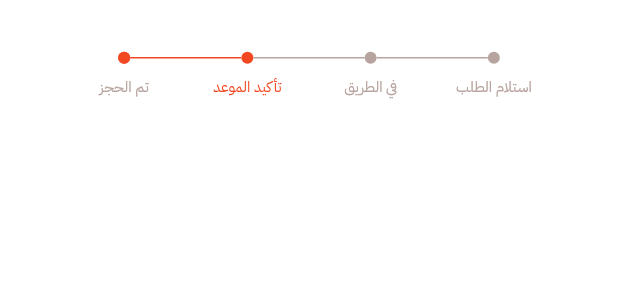
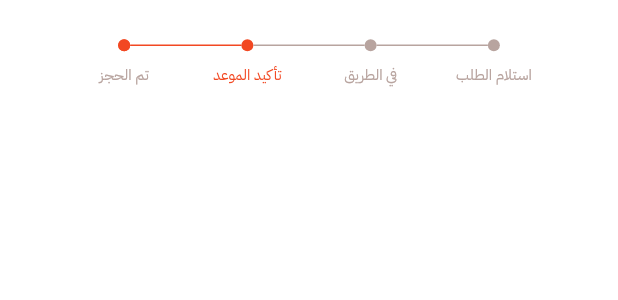
Before and after one commit to Amrhk552/almanara, a Flutter app: the CustomStepper widget shown alone on an empty page, opened directly, on a phone screen of 412 x 824 dp. Shown: the top 300 px of the screen. Run offline on Flutter 3.47's test engine with Material 3 defaults, Android fonts, the light colour scheme and no system bars; drawn by our look-alikes of easy_stepper; our stand-ins replace flutter_map, flutter_staggered_animations, flutter_svg, latlong2, shared_preferences; accounts and stored records are empty.

Commit message:
Update custom_stepper.dart

```diff
--- a/lib/features/home/widgets/custom_stepper.dart
+++ b/lib/features/home/widgets/custom_stepper.dart
@@ -12,7 +12,7 @@ class CustomStepper extends StatelessWidget {
     SizeConfig.init(context);
     return Container(
       alignment: Alignment.topCenter,
-      height: SizeConfig.heightPercentage(12),
+      height: SizeConfig.heightPercentage(SizeConfig.screenHeight > 800 ? 10 : 12),
       child: EasyStepper(
         padding: EdgeInsets.zero,
         alignment: Alignment.topCenter,
```
